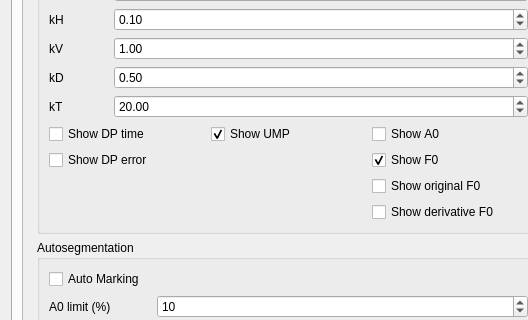
Above: settingsdialog.ui from zhitko/inton-trainer before the change; both pictures show x 0 to 528 and y 163 to 483 of the 1106 by 654 pixel window. Below: the same form after it.
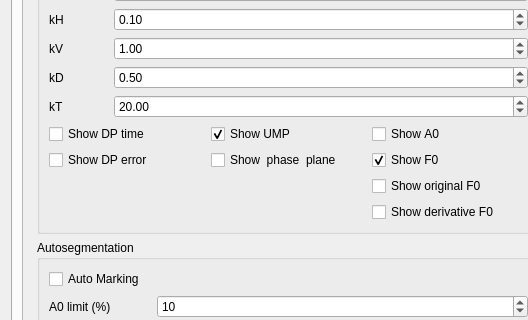
That is the form after the change. The open tabs and pages were chosen to show the change. Icons and pictures are not drawn.

Commit message: add: phase plate for F0 and derivative F0

The edit to the form file:
```diff
--- a/settingsdialog.ui
+++ b/settingsdialog.ui
@@ -462,6 +462,13 @@
                     </property>
                    </widget>
                   </item>
+                  <item row="1" column="1">
+                   <widget class="QCheckBox" name="showPlane">
+                    <property name="text">
+                     <string>Show  phase  plane</string>
+                    </property>
+                   </widget>
+                  </item>
                  </layout>
                 </item>
                 <item row="1" column="0" colspan="2">
```
Left out of the diff: 8 changed lines with no effect on the pictures. The commit also changes 9 other files.
